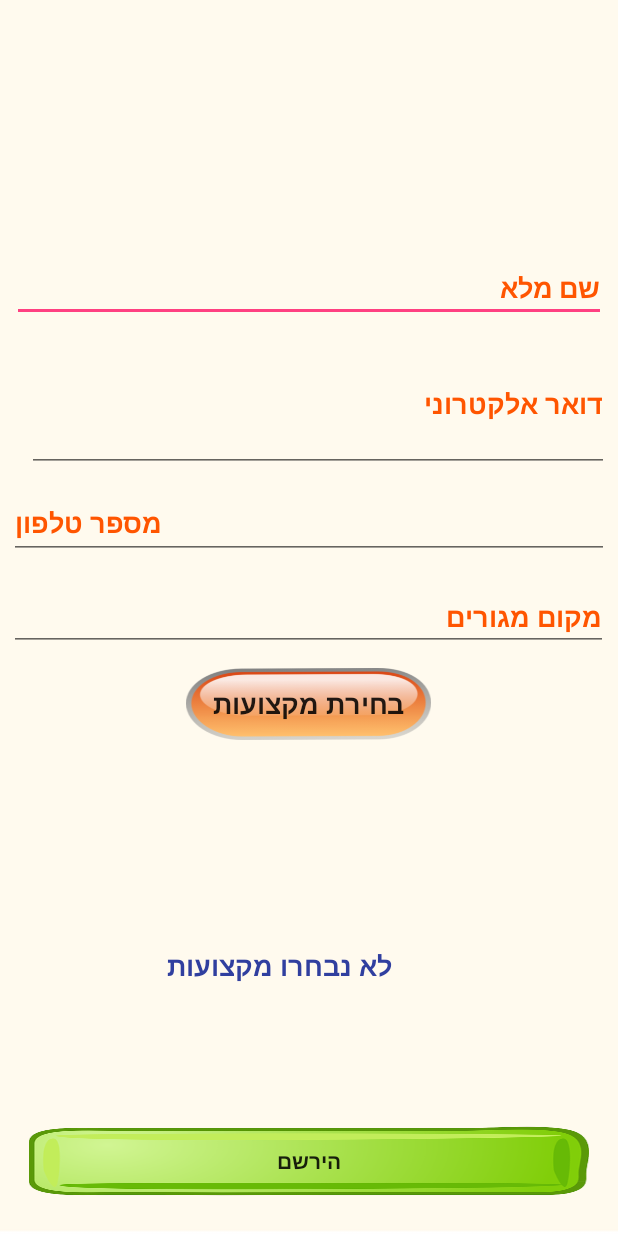
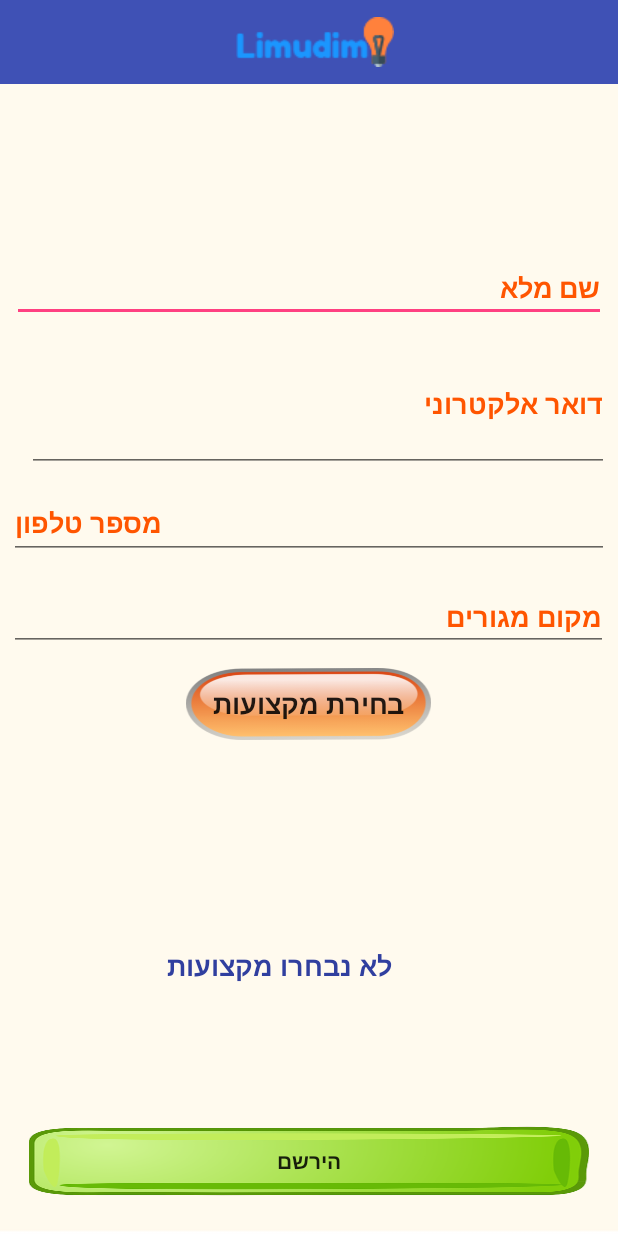
Before and after one commit to kadibibas/Limodim, an Android app: the Register screen opened directly, with no data from a screen before it, on a phone screen of 412 x 824 dp. Run offline under Robolectric (Android 15) with nearby library versions, the phone set to English and light mode, and no system bars; our stand-ins replace Volley.

Commit message:
עיצוב

```diff
--- a/app/src/main/res/layout/activity_register.xml
+++ b/app/src/main/res/layout/activity_register.xml
@@ -6,6 +6,26 @@
     android:layout_height="match_parent"
     android:background="@drawable/logo4"
     tools:context="com.example.kadibibas.limodim.Register">
+
+    <android.support.v7.widget.Toolbar
+        android:id="@+id/toolbar"
+        android:layout_width="420dp"
+        android:layout_height="56dp"
+        android:background="?attr/colorPrimary"
+        app:popupTheme="@style/AppTheme.PopupOverlay"
+        tools:layout_constraintTop_creator="1"
+        tools:layout_constraintLeft_creator="1"
+        app:layout_constraintLeft_toLeftOf="parent"
+        app:layout_constraintTop_toTopOf="parent">
+
+        <ImageView
+            android:layout_width="wrap_content"
+            android:layout_height="wrap_content"
+            android:layout_gravity="center"
+            android:src="@drawable/logo2"/>
+
+
+    </android.support.v7.widget.Toolbar>
 
     <EditText
         android:id="@+id/etName"
```
